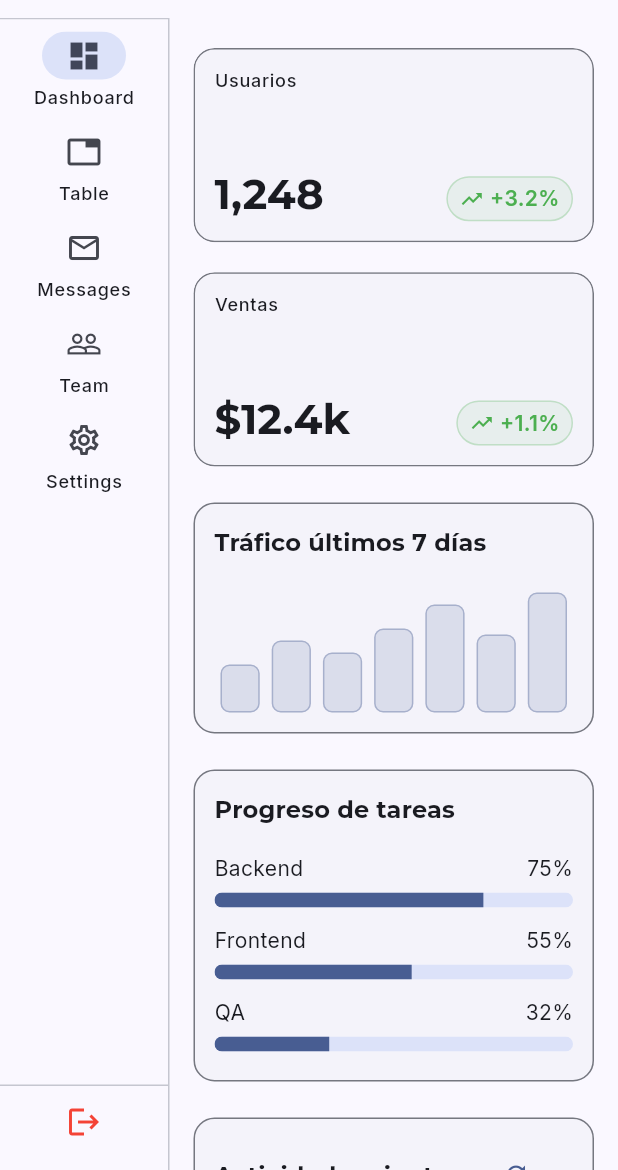
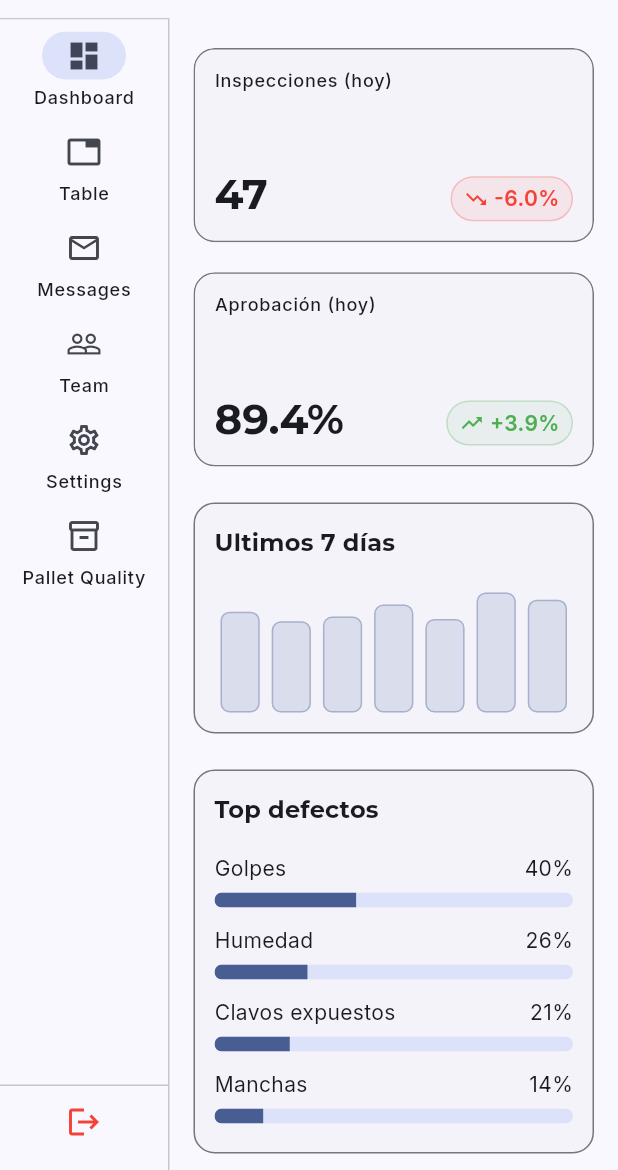
Before and after one commit to RurzuaIDL/APP_2, a Flutter app: the HomeScreen screen opened directly, on a phone screen of 412 x 824 dp, the part 66-1236 px from its top. Run offline on Flutter 3.47's test engine with Material 3 defaults, Android fonts, the light colour scheme and no system bars; our stand-ins replace google_fonts, shared_preferences; missing offline and left inert: excel, file_saver; accounts and stored records are empty.

Commit message:
Qdispatch add

```diff
--- a/front_2/lib/screens/home.dart
+++ b/front_2/lib/screens/home.dart
@@ -1,5 +1,6 @@
 import 'package:flutter/material.dart';
 import 'package:front_2/widgets/dashboard_view.dart';
+import 'package:front_2/widgets/pallet_quality.dart';
 import 'package:front_2/widgets/profile.dart';
 import 'package:front_2/widgets/tabla_con_filtro.dart';
 import 'package:front_2/widgets/sidebar.dart';
@@ -19,7 +20,7 @@ class _HomeScreenState extends State<HomeScreen> {
   int _selectedIndex = 0;
   bool _railOpen = true;
 
-  final _titles = const ['Dashboard', 'Table', 'Messages', 'Team', 'Settings'];
+  final _titles = const ['Dashboard', 'Table', 'Messages', 'Team', 'Settings', 'Pallet Quallity'];
 
   @override
   void initState() {
@@ -78,8 +79,11 @@ class _HomeScreenState extends State<HomeScreen> {
         return const UsersWidget();
       case 4:
         return const Center(child: Text('Settings'));
+      case 5:
+        return const GateSearchGrid ();
       default:
         return const Center(child: Text('No encontrado'));
+
     }
   }
 
@@ -168,7 +172,6 @@ class _HomeScreenState extends State<HomeScreen> {
                     )
                   : const SizedBox.shrink(key: ValueKey('rail-closed')),
             ),
-
             Expanded(child: _buildPage(safeIndex)),
           ],
         ),
--- a/front_2/lib/widgets/create_dialog_user.dart
+++ b/front_2/lib/widgets/create_dialog_user.dart
@@ -1,6 +1,6 @@
 
 import 'package:flutter/material.dart';
-import 'package:front_2/service/userapi.dart';
+import 'package:front_2/service/user_service.dart';
 
 class CreateUserDialog extends StatefulWidget {
   const CreateUserDialog({super.key});
--- a/front_2/lib/widgets/dashboard_view.dart
+++ b/front_2/lib/widgets/dashboard_view.dart
@@ -1,4 +1,3 @@
-
 import 'package:flutter/material.dart';
 
 class DashboardView extends StatelessWidget {
@@ -14,13 +13,60 @@ class DashboardView extends StatelessWidget {
         final isWide = w >= 720;
 
 
-        final sparkHeight = isXS ? 90.0 : (isSM ? 110.0 : 120.0);
+        final inspections7d = const [42, 38, 40, 45, 39, 50, 47];
+        final rejected7d   = const [ 3,  4,  5,  6,  4,  7,  5];
+
+        final todayInspections = inspections7d.last;
+        final yesterdayInspections = inspections7d[inspections7d.length - 2];
+        final todayRejected = rejected7d.last;
+        final yesterdayRejected = rejected7d[rejected7d.length - 2];
+
+        double safeRate(int ok, int total) => total == 0 ? 0 : ok / total;
+        final approvalToday = safeRate(todayInspections - todayRejected, todayInspections);
+        final approvalYesterday = safeRate(yesterdayInspections - yesterdayRejected, yesterdayInspections);
+
+        String signedPercent(double frac) {
+          final v = (frac * 100);
+          final s = v >= 0 ? '+' : '';
+          return '$s${v.toStringAsFixed(1)}%';
+        }
+        double change(num curr, num prev) => (prev == 0) ? 0 : (curr - prev) / prev;
 
 
-        final kpis = const [
-          _KpiData(title: 'Usuarios', value: '1,248', delta: '+3.2%'),
-          _KpiData(title: 'Ventas', value: '\$12.4k', delta: '+1.1%'),
+        final defectDist = const {
+          'Golpes': 32,
+          'Humedad': 21,
+          'Clavos expuestos': 17,
+          'Manchas': 11,
+        };
+        final totalDefects = defectDist.values.fold<int>(0, (a, b) => a + b);
+        double defectFraction(String k) =>
+            totalDefects == 0 ? 0 : (defectDist[k]! / totalDefects);
+
+        final recentInspections = const [
+          ['PL-1045', 'OK',   'hoy 12:30'],
+          ['PL-1044', 'RECH', 'hoy 11:18'],
+          ['PL-1043', 'OK',   'ayer 18:04'],
+          ['PL-1042', 'OK',   'ayer 16:29'],
+          ['PL-1041', 'RECH', 'ayer 11:27'],
+          ['PL-1040', 'OK',   'ayer 09:12'],
         ];
+
+
+        final kpis = [
+          _KpiData(
+            title: 'Inspecciones (hoy)',
+            value: '$todayInspections',
+            delta: signedPercent(change(todayInspections, yesterdayInspections)),
+          ),
+          _KpiData(
+            title: 'Aprobación (hoy)',
+            value: '${(approvalToday * 100).toStringAsFixed(1)}%',
+            delta: signedPercent(change(approvalToday, approvalYesterday)),
+          ),
+        ];
+
+        final sparkHeight = isXS ? 90.0 : (isSM ? 110.0 : 120.0);
 
         return SingleChildScrollView(
           padding: EdgeInsets.symmetric(
@@ -52,9 +98,9 @@ class DashboardView extends StatelessWidget {
                     Expanded(
                       flex: 2,
                       child: _SectionCard(
-                        title: 'Tráfico últimos 7 días',
+                        title: 'Inspecciones últimos 7 días',
                         child: _MiniSparkline(
-                          values: const [8, 12, 10, 14, 18, 13, 20],
+                          values: inspections7d.map((e) => e as num).toList(),
                           height: sparkHeight,
                         ),
                       ),
@@ -62,13 +108,14 @@ class DashboardView extends StatelessWidget {
                     const SizedBox(width: 16),
                     Expanded(
                       child: _SectionCard(
-                        title: 'Progreso de tareas',
+                        title: 'Top defectos',
                         child: Column(
                           crossAxisAlignment: CrossAxisAlignment.start,
-                          children: const [
-                            _ProgressRow(label: 'Backend', value: 0.75),
-                            _ProgressRow(label: 'Frontend', value: 0.55),
-                            _ProgressRow(label: 'QA', value: 0.32),
+                          children: [
+                            _ProgressRow(label: 'Golpes', value: defectFraction('Golpes')),
+                            _ProgressRow(label: 'Humedad', value: defectFraction('Humedad')),
+                            _ProgressRow(label: 'Clavos expuestos', value: defectFraction('Clavos expuestos')),
+                            _ProgressRow(label: 'Manchas', value: defectFraction('Manchas')),
                           ],
                         ),
                       ),
@@ -80,21 +127,22 @@ class DashboardView extends StatelessWidget {
                   crossAxisAlignment: CrossAxisAlignment.start,
                   children: [
                     _SectionCard(
-                      title: 'Tráfico últimos 7 días',
+                      title: 'Ultimos 7 días',
                       child: _MiniSparkline(
-                        values: const [8, 12, 10, 14, 18, 13, 20],
+                        values: inspections7d.map((e) => e as num).toList(),
                         height: sparkHeight,
                       ),
                     ),
                     const SizedBox(height: 16),
                     _SectionCard(
-                      title: 'Progreso de tareas',
+                      title: 'Top defectos',
                       child: Column(
                         crossAxisAlignment: CrossAxisAlignment.start,
-                        children: const [
-                          _ProgressRow(label: 'Backend', value: 0.75),
-                          _ProgressRow(label: 'Frontend', value: 0.55),
-                          _ProgressRow(label: 'QA', value: 0.32),
+                        children: [
+                          _ProgressRow(label: 'Golpes', value: defectFraction('Golpes')),
+                          _ProgressRow(label: 'Humedad', value: defectFraction('Humedad')),
+                          _ProgressRow(label: 'Clavos expuestos', value: defectFraction('Clavos expuestos')),
+                          _ProgressRow(label: 'Manchas', value: defectFraction('Manchas')),
                         ],
                       ),
                     ),
@@ -103,13 +151,16 @@ class DashboardView extends StatelessWidget {
               const SizedBox(height: 16),
 
               _SectionCard(
-                title: 'Actividad reciente',
+                title: 'Inspecciones',
                 trailing: TextButton.icon(
                   onPressed: () {},
                   icon: const Icon(Icons.refresh),
                   label: const Text(''),
                 ),
-                child: _RecentActivityResponsive(isCompact: isXS || isSM),
+                child: _RecentInspectionsResponsive(
+                  isCompact: isXS || isSM,
+                  rows: recentInspections,
+                ),
               ),
             ],
           ),
@@ -118,6 +169,7 @@ class DashboardView extends StatelessWidget {
     );
   }
 }
+
 
 class _KpiData {
   final String title;
@@ -278,19 +330,41 @@ class _ProgressRow extends StatelessWidget {
   }
 }
 
-class _RecentActivityResponsive extends StatelessWidget {
+
+class _RecentInspectionsResponsive extends StatelessWidget {
   final bool isCompact;
-  const _RecentActivityResponsive({required this.isCompact});
+  final List<List<String>> rows;
+  const _RecentInspectionsResponsive({required this.isCompact, required this.rows});
+
+  Color _statusColor(BuildContext ctx, String status) {
+    switch (status.toUpperCase()) {
+      case 'OK':
+        return Colors.green;
+      case 'RECH':
+        return Colors.red;
+      default:
+        return Theme.of(ctx).colorScheme.primary;
+    }
+  }
+
+  Widget _statusChip(BuildContext ctx, String status) {
+    final c = _statusColor(ctx, status);
+    return Container(
+      padding: const EdgeInsets.symmetric(horizontal: 8, vertical: 4),
+      decoration: BoxDecoration(
+        color: c.withOpacity(.12),
+        borderRadius: BorderRadius.circular(999),
+        border: Border.all(color: c.withOpacity(.35)),
+      ),
+      child: Text(
+        status,
+        style: TextStyle(color: c, fontWeight: FontWeight.w600),
+      ),
+    );
+  }
 
   @override
   Widget build(BuildContext context) {
-    const rows = [
-      ['#10234', 'Nuevo usuario', 'hoy 12:30'],
-      ['#10233', 'Pago recibido', 'ayer 18:04'],
-      ['#10232', 'Ticket asignado', 'ayer 11:27'],
-      ['#10231', 'Build desplegado', 'ayer 09:12'],
-    ];
-
     if (isCompact) {
       return ListView.separated(
         itemCount: rows.length,
@@ -302,7 +376,7 @@ class _RecentActivityResponsive extends StatelessWidget {
           return ListTile(
             dense: true,
             leading: Text(r[0], style: const TextStyle(fontWeight: FontWeight.w600)),
-            title: Text(r[1]),
+            title: _statusChip(context, r[1]),
             trailing: Text(r[2]),
             contentPadding: const EdgeInsets.symmetric(horizontal: 8),
           );
@@ -310,19 +384,19 @@ class _RecentActivityResponsive extends StatelessWidget {
       );
     }
 
-    // DataTable en pantallas anchas
+
     return SingleChildScrollView(
       scrollDirection: Axis.horizontal,
       child: DataTable(
         columns: const [
-          DataColumn(label: Text('ID')),
-          DataColumn(label: Text('Evento')),
+          DataColumn(label: Text('Pallet')),
+          DataColumn(label: Text('Estado')),
           DataColumn(label: Text('Fecha')),
         ],
         rows: rows
             .map((r) => DataRow(cells: [
                   DataCell(Text(r[0])),
-                  DataCell(Text(r[1])),
+                  DataCell(_statusChip(context, r[1])),
                   DataCell(Text(r[2])),
                 ]))
             .toList(),
--- a/front_2/lib/widgets/sidebar.dart
+++ b/front_2/lib/widgets/sidebar.dart
@@ -1,4 +1,3 @@
-
 import 'package:flutter/material.dart';
 import 'package:front_2/service/auth_service.dart';
 
@@ -25,6 +24,7 @@ class CustomNavigationRail extends StatelessWidget {
   Widget build(BuildContext context) {
     return LayoutBuilder(
       builder: (context, constraints) {
+        // Autocolapso solo por tamaño de pantalla
         if (constraints.maxWidth < _collapseBreakpoint) {
           WidgetsBinding.instance.addPostFrameCallback((_) {
             onCollapse();
@@ -58,6 +58,11 @@ class CustomNavigationRail extends StatelessWidget {
             selectedIcon: Icon(Icons.settings),
             label: Text('Settings'),
           ),
+          NavigationRailDestination(
+            icon: Icon(Icons.inventory_2_outlined),
+            selectedIcon: Icon(Icons.inventory_2),
+            label: Text('Pallet Quality'),
+          ),
         ];
 
         return SizedBox(
@@ -68,14 +73,11 @@ class CustomNavigationRail extends StatelessWidget {
               child: Column(
                 children: [
                   const Divider(height: 1),
-
-
                   Expanded(
                     child: NavigationRail(
                       selectedIndex: selectedIndex,
                       onDestinationSelected: (index) {
-                        onSelect(index);
-                        onCollapse();
+                        onSelect(index); // ✅ no colapsar aquí
                       },
                       extended: false,
                       minWidth: _railWidth,
@@ -85,8 +87,6 @@ class CustomNavigationRail extends StatelessWidget {
                       destinations: destinations,
                     ),
                   ),
-
-
                   const Divider(height: 1),
                   Padding(
                     padding: const EdgeInsets.only(bottom: 8),
--- a/front_2/lib/widgets/teams.dart
+++ b/front_2/lib/widgets/teams.dart
@@ -1,7 +1,7 @@
 import 'dart:async';
 import 'package:flutter/material.dart';
 import 'package:front_2/models/user_model.dart';
-import 'package:front_2/service/userapi.dart';
+import 'package:front_2/service/user_service.dart';
 import 'package:front_2/widgets/create_dialog_user.dart';
 import 'package:front_2/widgets/profile.dart';
 
```
Also changed, not shown: front_2/lib/widgets/pallet_quality.dart (added, +271 -0 lines), front_2/lib/service/user_service.dart (renamed from front_2/lib/service/userapi.dart), 1 other file.
